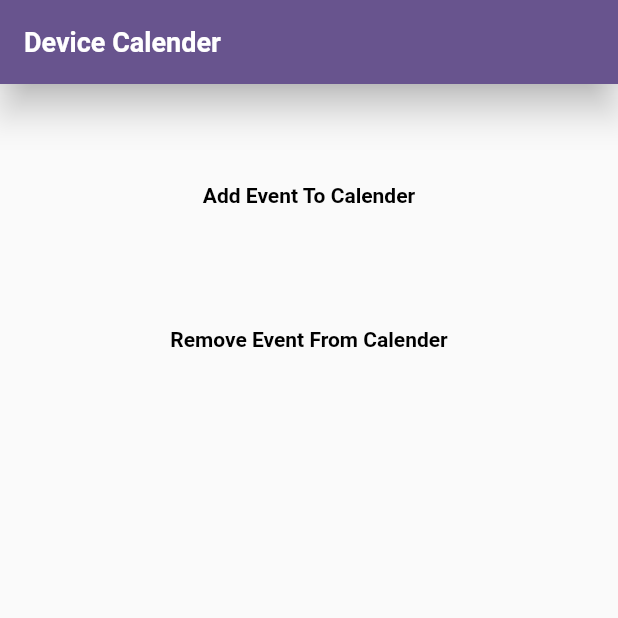
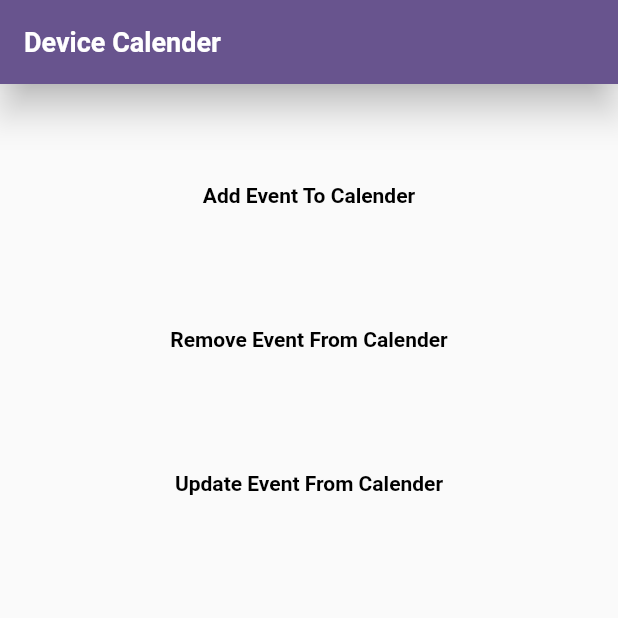
Before and after one commit to fadyZaherEng/App_Events_Device_Calender, a Flutter app: the screen it shows after launch, after a tap on "Add Event To Calender", on a phone screen of 412 x 824 dp, the top half of it. Run offline on Flutter 3.47's test engine with Material 2 defaults, Android fonts, the phone set to English and light mode, and no system bars; our stand-ins replace flutter_native_timezone; missing offline and left inert: device_calendar.

```diff
--- a/lib/home/home_screen.dart
+++ b/lib/home/home_screen.dart
@@ -16,6 +16,8 @@ class _HomeScreenState extends State<HomeScreen> {
   String _calenderID = "";
 
   bool _removeStatus = false;
+
+  bool _updateStatus = false;
 
   final DeviceCalendarPlugin _deviceCalendarPlugin = DeviceCalendarPlugin();
 
@@ -43,7 +45,7 @@ class _HomeScreenState extends State<HomeScreen> {
             children: [
               TextButton(
                 onPressed: () {
-                  _addEventToCalender(context);
+                  _addEventToCalender();
                 },
                 child: const Text(
                   "Add Event To Calender",
@@ -65,7 +67,7 @@ class _HomeScreenState extends State<HomeScreen> {
               const SizedBox(height: 20),
               TextButton(
                 onPressed: () {
-                  _removeEventFromCalender(context);
+                  _removeEventFromCalender();
                 },
                 child: const Text(
                   "Remove Event From Calender",
@@ -86,6 +88,30 @@ class _HomeScreenState extends State<HomeScreen> {
                   color: Colors.black,
                 ),
               ),
+              const SizedBox(height: 20),
+              TextButton(
+                onPressed: () {
+                  _updateEventFromCalender(_eventID);
+                },
+                child: const Text(
+                  "Update Event From Calender",
+                  style: TextStyle(
+                    color: Colors.black,
+                    fontWeight: FontWeight.bold,
+                  ),
+                ),
+              ),
+              const SizedBox(height: 5),
+              Text(
+                _updateStatus == true
+                    ? "Event Update Status is: $_removeStatus"
+                    : "",
+                style: const TextStyle(
+                  fontWeight: FontWeight.bold,
+                  fontSize: 20,
+                  color: Colors.black,
+                ),
+              ),
             ],
           ),
         ),
@@ -93,7 +119,7 @@ class _HomeScreenState extends State<HomeScreen> {
     );
   }
 
-  void _addEventToCalender(BuildContext context) async {
+  void _addEventToCalender() async {
     _deviceCalendarPlugin.requestPermissions().then((value) async {
       if (value.data!) {
         final calendars = await _deviceCalendarPlugin.retrieveCalendars();
@@ -135,7 +161,7 @@ class _HomeScreenState extends State<HomeScreen> {
     });
   }
 
-  void _removeEventFromCalender(BuildContext context) async {
+  void _removeEventFromCalender() async {
     _deviceCalendarPlugin
         .deleteEvent(
       _calenderID,
@@ -149,4 +175,47 @@ class _HomeScreenState extends State<HomeScreen> {
       print(onError.toString());
     });
   }
+
+  void _updateEventFromCalender(String eventId) async {
+    if (eventId != "") {
+      final calendars = await _deviceCalendarPlugin.retrieveCalendars();
+      if (calendars.isSuccess && calendars.data!.isNotEmpty) {
+        Calendar calender = calendars.data!.first;
+        if (calender != null) {
+          _deviceCalendarPlugin
+              .createOrUpdateEvent(
+            Event(
+              calender.id,
+              eventId: eventId,
+              title: "Appointment",
+              description: "Meeting Tomorrow",
+              start: TZDateTime.from(
+                DateTime(2023, 10, 23, 4),
+                getLocation(await FlutterNativeTimezone
+                    .getLocalTimezone()), //"Africa/Cairo",
+              ),
+              end: TZDateTime.from(
+                DateTime(2023, 10, 23, 5),
+                getLocation(await FlutterNativeTimezone
+                    .getLocalTimezone()), //"Africa/Cairo",
+              ),
+              allDay: true,
+            ),
+          )
+              .then((result) {
+            setState(() {
+              _calenderID = calender.id.toString();
+              _eventID = result!.data.toString();
+              _updateStatus = true;
+            });
+          }).catchError((onError) {
+            print(onError.toString());
+          });
+        }
+      }
+    } else {
+      _updateStatus = false;
+      print(_updateStatus);
+    }
+  }
 }
```
